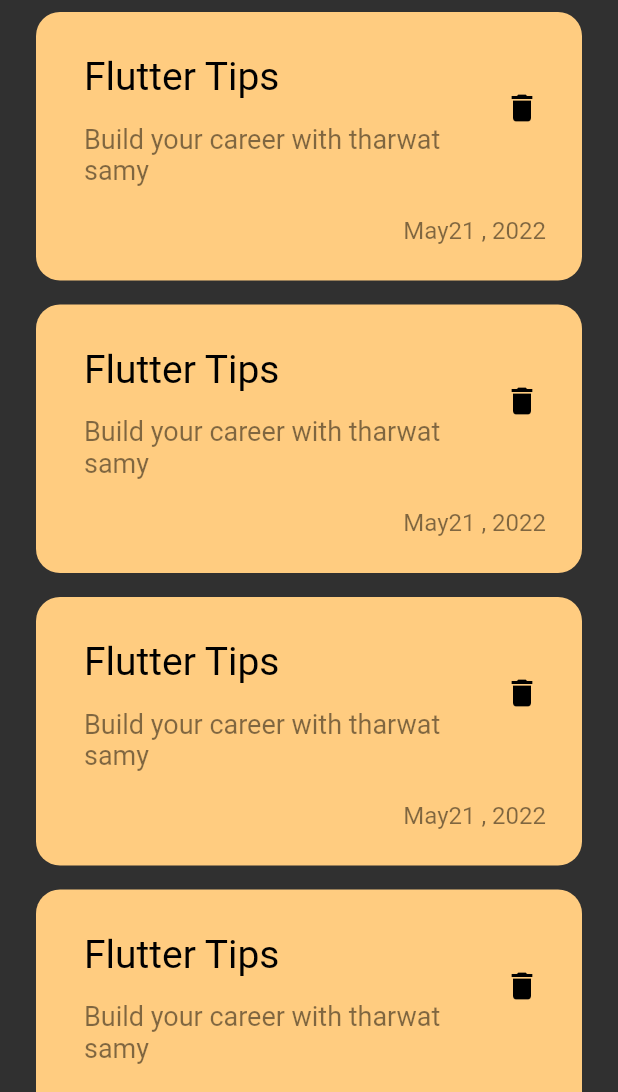
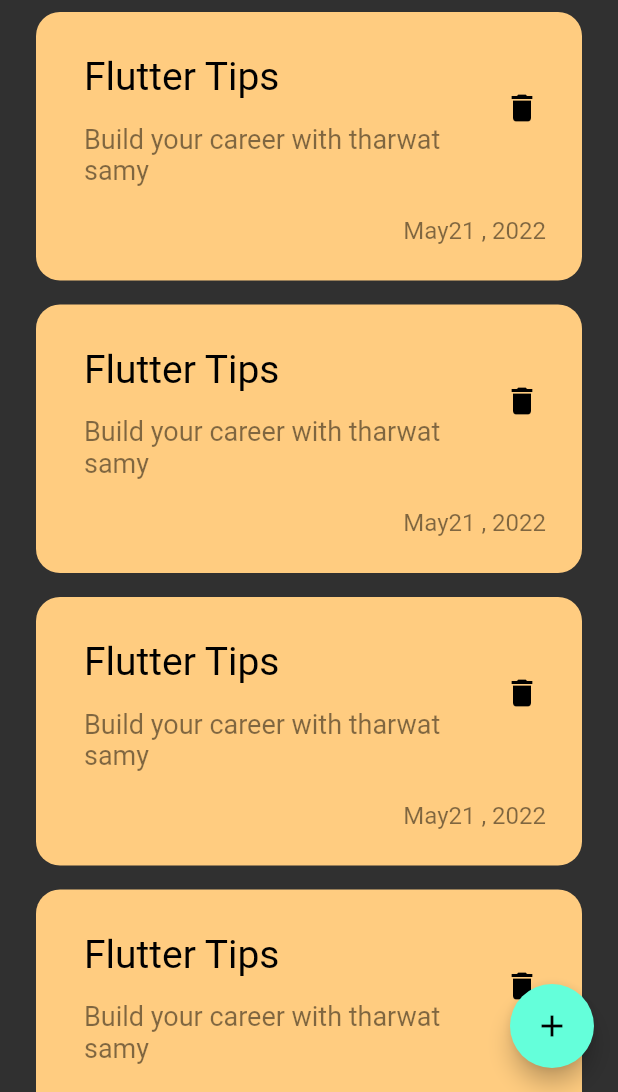
Before and after one commit to reham611/notes, a Flutter app: the screen it shows after launch, on a phone screen of 412 x 824 dp, the part 144-1236 px from its top. Run offline on Flutter 3.47's test engine with Material 2 defaults, Android fonts, the phone set to English and light mode, and no system bars; Roboto replaces fonts that are missing (Poppins).

Commit message:
add floating action button

```diff
--- a/lib/views/_view.dart
+++ b/lib/views/_view.dart
@@ -9,8 +9,12 @@ class NotesView extends StatelessWidget {
 
   @override
   Widget build(BuildContext context) {
-    return const Scaffold(
-      body: NotesViewBody(),
+    return  Scaffold(
+
+      floatingActionButton: FloatingActionButton(onPressed: () {},
+      child: const Icon(Icons.add),
+      ),
+      body: const  NotesViewBody(),
     );
   }
 }
```
